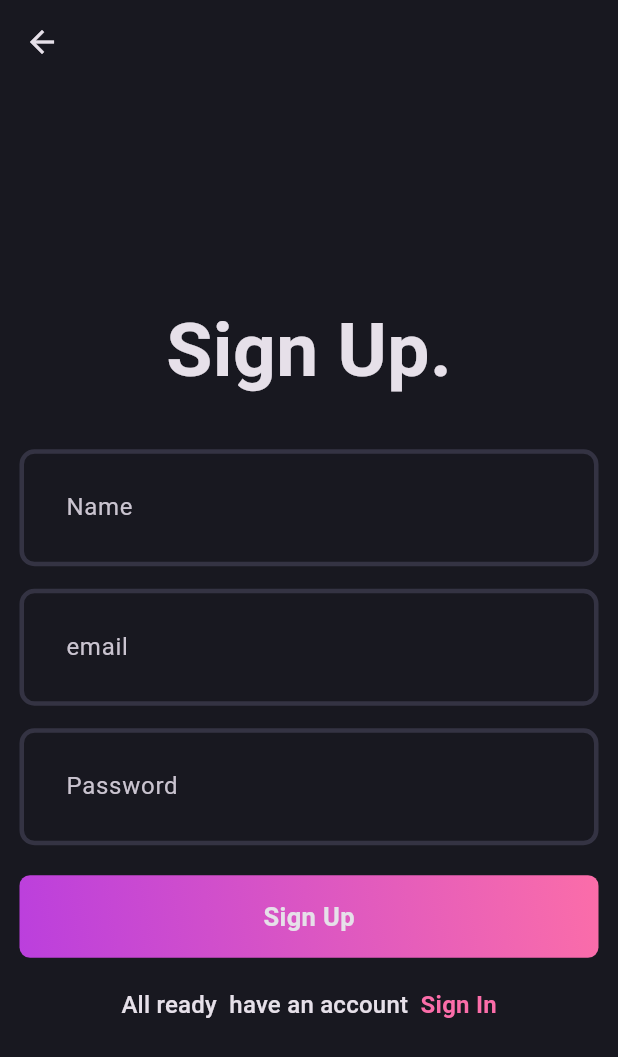
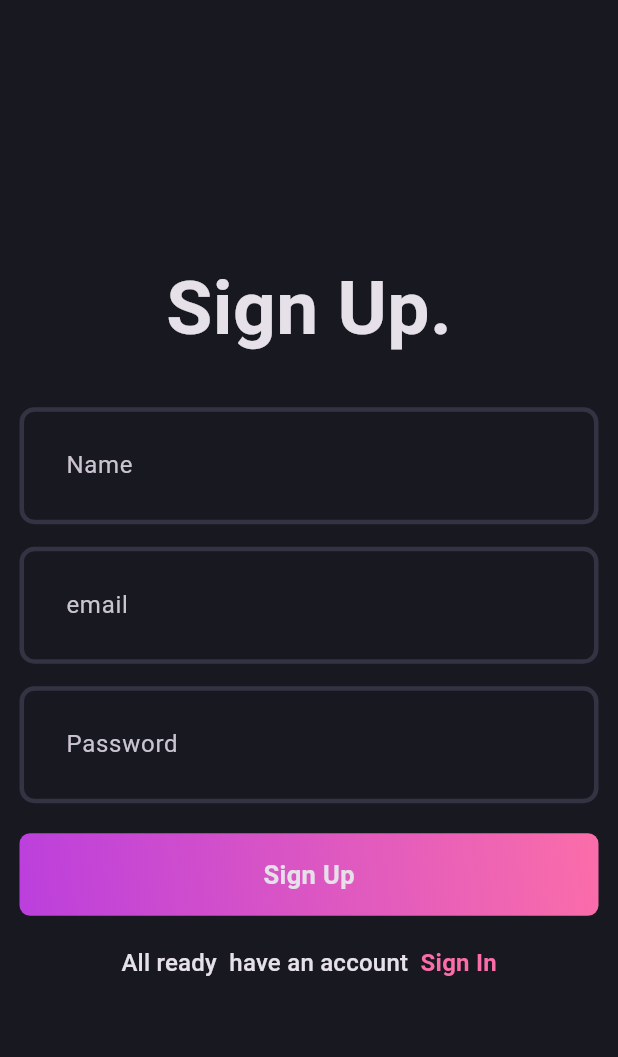
Before and after one commit to w3villa-shubham-rai/CleanArechtecture, a Flutter app: the screen it shows after launch, on a phone screen of 412 x 824 dp. Shown: the top 1057 px of the screen. Run offline on Flutter 3.47's test engine with Material 3 defaults, Android fonts, the phone set to English and light mode, and no system bars; our stand-ins replace flutter_bloc, fpdart, get_it, supabase_flutter; accounts and stored records are empty.

Commit message:
working on changing UI of login and signup and remove enum

```diff
--- /dev/null
+++ b/lib/features/auth/domain/usecases/user_login_usecase.dart
@@ -0,0 +1,21 @@
+import 'package:clean_archtecture/core/error/failure.dart';
+import 'package:clean_archtecture/core/usecase/usecase.dart';
+import 'package:clean_archtecture/features/auth/domain/enteties/user.dart';
+import 'package:clean_archtecture/features/auth/domain/repositroy/authrepositroy.dart';
+import 'package:fpdart/src/either.dart';
+
+class LogInUseCase implements UseCase<User,UserLoginInParams>{
+   final AuthRepositry authRepositry;
+   LogInUseCase(this.authRepositry);
+  @override
+  Future<Either<Failure, User>> call(UserLoginInParams params)async {
+       return await authRepositry.loginUpWithEmailPassword(email: params.email, password: params.password);
+  }
+
+}
+
+class UserLoginInParams{
+ final String email;
+ final String password;
+ UserLoginInParams({required this.email, required this.password});
+}
--- a/lib/features/auth/presentation/bloc/auth_bloc.dart
+++ b/lib/features/auth/presentation/bloc/auth_bloc.dart
@@ -1,4 +1,5 @@
 
+import 'package:clean_archtecture/features/auth/domain/usecases/user_login_usecase.dart';
 import 'package:clean_archtecture/features/auth/domain/usecases/user_sign_up.dart';
 import 'package:clean_archtecture/features/auth/presentation/bloc/auth_event.dart';
 import 'package:clean_archtecture/features/auth/presentation/bloc/auth_state.dart';
@@ -6,25 +7,33 @@ import 'package:flutter_bloc/flutter_bloc.dart';
 
 class AuthBloc extends Bloc<AuthEvent, AuthBlocState> {
   final UserSignUpUseCase userSignUpUseCase;
-
-  AuthBloc({required this.userSignUpUseCase}) : super(AuthIntialState()) {
+  final LogInUseCase userLogInUseCase;
+  AuthBloc({required this.userSignUpUseCase,required this.userLogInUseCase}) : super(AuthIntialState()) {
     on<AuthSignUpEvent>(_handleSignUp);
-
+    on<AuthLoginEvent> (_handleSignIn);
   }
-
-
 
   Future<void> _handleSignUp( AuthSignUpEvent event, Emitter<AuthBlocState> emit,) async {
     try {
       emit(AuthLoadingState());
-      final signUpParams = UserSignUpParams( event.email, event.password, event.name, );
+      final signUpParams = UserSignUpParams(event.email, event.password, event.name);
       final result = await userSignUpUseCase(signUpParams);
       result.fold((failure) => emit(AuthFailureState(failure.message!)), (user) => emit(AuthSuccesState(user)),
       );
     } catch (e) {
       emit(AuthFailureState('An unexpected error occurred'));
-    }finally{
-
     }
   }
+
+  Future<void>_handleSignIn(AuthLoginEvent event, Emitter<AuthBlocState> emit)async{
+   try{
+    emit(AuthLoadingState());
+    final signInParams=UserLoginInParams(email: event.email, password: event.password);
+    final result=await userLogInUseCase(signInParams);
+    result.fold((failure) => emit(AuthFailureState(failure.message!)), (r) => emit(AuthSuccesState(r)));
+   }
+   catch(e){
+       emit(AuthFailureState('An unexpected error occurred'));
+   }
+  }
 }
--- a/lib/features/auth/presentation/bloc/auth_event.dart
+++ b/lib/features/auth/presentation/bloc/auth_event.dart
@@ -1,10 +1,15 @@
-class AuthEvent {
-
-}
+class AuthEvent {}
 
 final class AuthSignUpEvent extends AuthEvent {
   final String email;
   final String password;
   final String name;
-  AuthSignUpEvent({required this.email, required this.password, required this.name});
+  AuthSignUpEvent(
+      {required this.email, required this.password, required this.name});
 }
+
+final class AuthLoginEvent extends AuthEvent {
+  final String email;
+  final String password;
+  AuthLoginEvent({required this.email,required this.password});
+}
--- a/lib/features/auth/presentation/bloc/auth_state.dart
+++ b/lib/features/auth/presentation/bloc/auth_state.dart
@@ -1,4 +1,4 @@
-import 'package:clean_archtecture/features/auth/data/models/user.models.dart';
+
 import 'package:clean_archtecture/features/auth/domain/enteties/user.dart';
 
 class AuthBlocState {}
--- a/lib/features/auth/presentation/pages/signup_pages.dart
+++ b/lib/features/auth/presentation/pages/signup_pages.dart
@@ -1,8 +1,12 @@
 import 'package:clean_archtecture/Utils/enumtype.dart';
 import 'package:clean_archtecture/Utils/validator.dart';
 import 'package:clean_archtecture/core/theme/app_pallet.dart';
+import 'package:clean_archtecture/core/utils/loader_frame.dart';
+import 'package:clean_archtecture/core/utils/show_snackbar.dart';
 import 'package:clean_archtecture/features/auth/presentation/bloc/auth_bloc.dart';
 import 'package:clean_archtecture/features/auth/presentation/bloc/auth_event.dart';
+import 'package:clean_archtecture/features/auth/presentation/bloc/auth_state.dart';
+import 'package:clean_archtecture/features/auth/presentation/pages/login_page.dart';
 import 'package:clean_archtecture/features/auth/presentation/widgets/auth_coustom_btn.dart';
 import 'package:clean_archtecture/features/auth/presentation/widgets/coustomTextField.dart';
 import 'package:flutter/material.dart';
@@ -28,53 +32,49 @@ class _SignUpPageState extends State<SignUpPage> {
     emailController.dispose();
     passwordController.dispose();
   }
+
   @override
   void initState() {
-    // TODO: implement initState
+
     super.initState();
+  }
 
-  }
   @override
   Widget build(BuildContext context) {
     return Scaffold(
-      appBar: AppBar(
-        leading: Visibility(
-          visible: widget.pageType == AuthPageType.signUp,
-          child: IconButton(
-            icon: const Icon(Icons.arrow_back),
-            onPressed: () {
-              Navigator.of(context).pop();
-            },
-          ),
-        ),
-      ),
       body: Padding(
           padding: const EdgeInsets.all(13.0),
-        child: Form(
+          child:
+              BlocConsumer<AuthBloc, AuthBlocState>(
+            listener: (context, state) {
+            if (state is AuthFailureState) {
+              showSnackbar(context, state.message);
+            }
+          }, builder: (context, state) {
+            if (state is AuthLoadingState) {
+              return const Center(child: LoaderFrame());
+            } else if (state is AuthFailureState) {
+              return Text(state.message);
+            } else {
+              return Form(
                 key: formkey,
                 child: Column(
                   mainAxisAlignment: MainAxisAlignment.center,
                   children: [
-              Text(
-                widget.pageType == AuthPageType.login ? "Sign In." : "Sign Up.",
-                style:
-                    const TextStyle(fontSize: 50, fontWeight: FontWeight.bold),
+                    const Text( "Sign Up.",
+                      style: TextStyle(
+                          fontSize: 50, fontWeight: FontWeight.bold),
                     ),
-              Visibility(
-                visible: widget.pageType == AuthPageType.signUp,
-                child: const SizedBox(
+                    const SizedBox(
                       height: 30,
                     ),
-              ),
-              Visibility(
-                visible: widget.pageType == AuthPageType.signUp,
-                child: CoustomAuthTextField(
+                    CoustomAuthTextField(
                       hintText: 'Name',
                       controller: nameController,
                       isPassword: false,
                       keyboardType: TextInputType.name,
-                  validator: (value) => ValidatorofForm().nameValidate(value),
-                ),
+                      validator: (value) =>
+                          ValidatorofForm().nameValidate(value),
                     ),
                     const SizedBox(
                       height: 15,
@@ -84,7 +84,8 @@ class _SignUpPageState extends State<SignUpPage> {
                         controller: emailController,
                         isPassword: false,
                         keyboardType: TextInputType.emailAddress,
-                  validator: (value) => ValidatorofForm().emailValidate(value)),
+                        validator: (value) =>
+                            ValidatorofForm().emailValidate(value)),
                     const SizedBox(
                       height: 15,
                     ),
@@ -93,7 +94,8 @@ class _SignUpPageState extends State<SignUpPage> {
                       controller: passwordController,
                       isPassword: false,
                       keyboardType: TextInputType.emailAddress,
-                validator: (value) => ValidatorofForm().passwordValidate(value),
+                      validator: (value) =>
+                          ValidatorofForm().passwordValidate(value),
                     ),
                     const SizedBox(
                       height: 20,
@@ -102,50 +104,33 @@ class _SignUpPageState extends State<SignUpPage> {
                       btnName: "Sign Up",
                       onPressed: () {
                         if (formkey.currentState!.validate()) {
-                    context.read<AuthBloc>().add(
-                      AuthSignUpEvent(
+                          context.read<AuthBloc>().add(AuthSignUpEvent(
                               email: emailController.text.trim(),
                               password: passwordController.text.trim(),
                               name: nameController.text.trim()));
                         }
                       },
                       formKey: formkey,
-                signUpPageType: widget.pageType,
                     ),
                     const SizedBox(
                       height: 20,
                     ),
                     InkWell(
                       onTap: () {
-                  if (widget.pageType == AuthPageType.signUp) {
-                    Navigator.pushReplacement(
+                        Navigator.push(
                             context,
                             MaterialPageRoute(
-                        builder: (context) =>
-                            const SignUpPage(pageType: AuthPageType.login),
+                              builder: (context) => const LoginPage(),
                             ),
                           );
-                  } else {
-                    Navigator.pushReplacement(
-                      context,
-                      MaterialPageRoute(
-                        builder: (context) =>
-                            const SignUpPage(pageType: AuthPageType.signUp),
-                      ),
-                    );
-                  }
                       },
                       child: RichText(
                         text: TextSpan(
-                      text: widget.pageType == AuthPageType.login
-                          ? 'Don\'t have an account? '
-                          : 'All ready  have an account  ',
+                            text: 'All ready  have an account  ',
                             style: Theme.of(context).textTheme.titleMedium,
                             children: [
                               TextSpan(
-                            text: widget.pageType == AuthPageType.login
-                                ? 'Sign Up'
-                                : 'Sign In',
+                                  text: 'Sign In',
                                   style: Theme.of(context)
                                       .textTheme
                                       .titleMedium
@@ -157,8 +142,9 @@ class _SignUpPageState extends State<SignUpPage> {
                     )
                   ],
                 ),
-        ),
-      ),
+              );
+            }
+          })),
     );
   }
 }
--- a/lib/features/auth/presentation/widgets/auth_coustom_btn.dart
+++ b/lib/features/auth/presentation/widgets/auth_coustom_btn.dart
@@ -1,4 +1,4 @@
-import 'package:clean_archtecture/Utils/enumtype.dart';
+
 import 'package:clean_archtecture/core/theme/app_pallet.dart';
 import 'package:flutter/material.dart';
 
@@ -7,8 +7,7 @@ class AuthCustomBtn extends StatefulWidget {
   final String btnName;
   final  VoidCallback onPressed;
   final GlobalKey<FormState> formKey;
-  final AuthPageType signUpPageType;
-  const AuthCustomBtn({super.key, required this.btnName, required this.onPressed, required this.formKey, required this.signUpPageType});
+  const AuthCustomBtn({super.key, required this.btnName, required this.onPressed, required this.formKey, });
 
   @override
   State<AuthCustomBtn> createState() => _AuthCustomBtnState();
@@ -36,7 +35,7 @@ class _AuthCustomBtnState extends State<AuthCustomBtn> {
           end: Alignment.topRight,
           )
         ),
-        child:  Center(child: Text(widget.signUpPageType == AuthPageType.login?"Sign In":"Sign Up",style: TextStyle(fontSize: 17,fontWeight: FontWeight.w600),)),
+        child:  Center(child: Text(widget.btnName,style: const TextStyle(fontSize: 17,fontWeight: FontWeight.w600),)),
       ),
     );
   }
--- a/lib/features/auth/presentation/widgets/coustomTextField.dart
+++ b/lib/features/auth/presentation/widgets/coustomTextField.dart
@@ -1,4 +1,3 @@
-
 import 'package:flutter/material.dart';
 
 class CoustomAuthTextField extends StatelessWidget {
--- a/lib/geit_dependency.dart
+++ b/lib/geit_dependency.dart
@@ -1,6 +1,7 @@
 import 'package:clean_archtecture/features/auth/data/dataSource/auth_remote_data_source.dart';
 import 'package:clean_archtecture/features/auth/data/repositories/auth_repositorie_impl.dart';
 import 'package:clean_archtecture/features/auth/domain/repositroy/authrepositroy.dart';
+import 'package:clean_archtecture/features/auth/domain/usecases/user_login_usecase.dart';
 import 'package:clean_archtecture/features/auth/domain/usecases/user_sign_up.dart';
 import 'package:clean_archtecture/features/auth/presentation/bloc/auth_bloc.dart';
 import 'package:clean_archtecture/secrets/app_secrets_url.dart';
@@ -24,6 +25,8 @@ void _initauth(){
 
   serviceLocator.registerFactory<UserSignUpUseCase>(() => UserSignUpUseCase(serviceLocator(),),);
 
-  serviceLocator.registerLazySingleton(() => AuthBloc(userSignUpUseCase: serviceLocator<UserSignUpUseCase>()));
+  serviceLocator.registerFactory(() => LogInUseCase(serviceLocator(),),);
+
+  serviceLocator.registerLazySingleton(() => AuthBloc(userSignUpUseCase: serviceLocator<UserSignUpUseCase>(),userLogInUseCase: serviceLocator()));
 
 }
```
Also changed, not shown: lib/core/utils/loader_frame.dart (added, +35 -0 lines), lib/core/utils/show_snackbar.dart (added, +18 -0 lines), lib/features/auth/data/dataSource/auth_remote_data_source.dart (+13 -3 lines), lib/features/auth/data/repositories/auth_repositorie_impl.dart (+32 -16 lines), lib/features/auth/presentation/pages/login_page.dart (added, +136 -0 lines), lib/core/usecase/usecase.dart (line endings or trailing spaces). Lines whose indentation alone changed are shown as unchanged.
